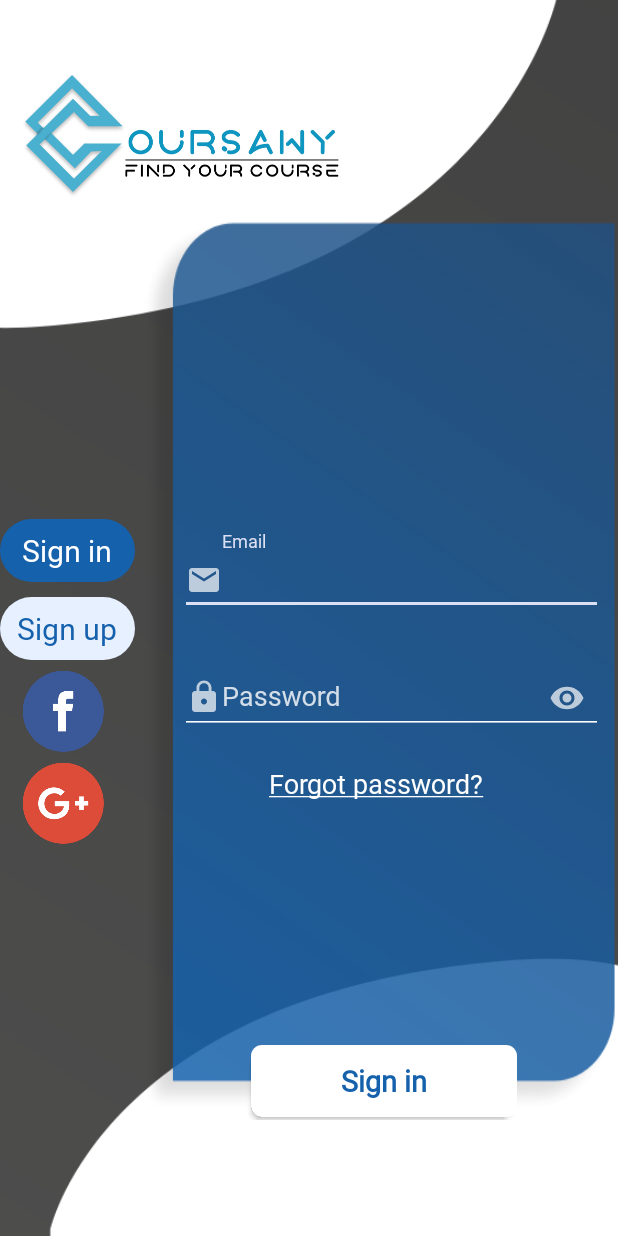
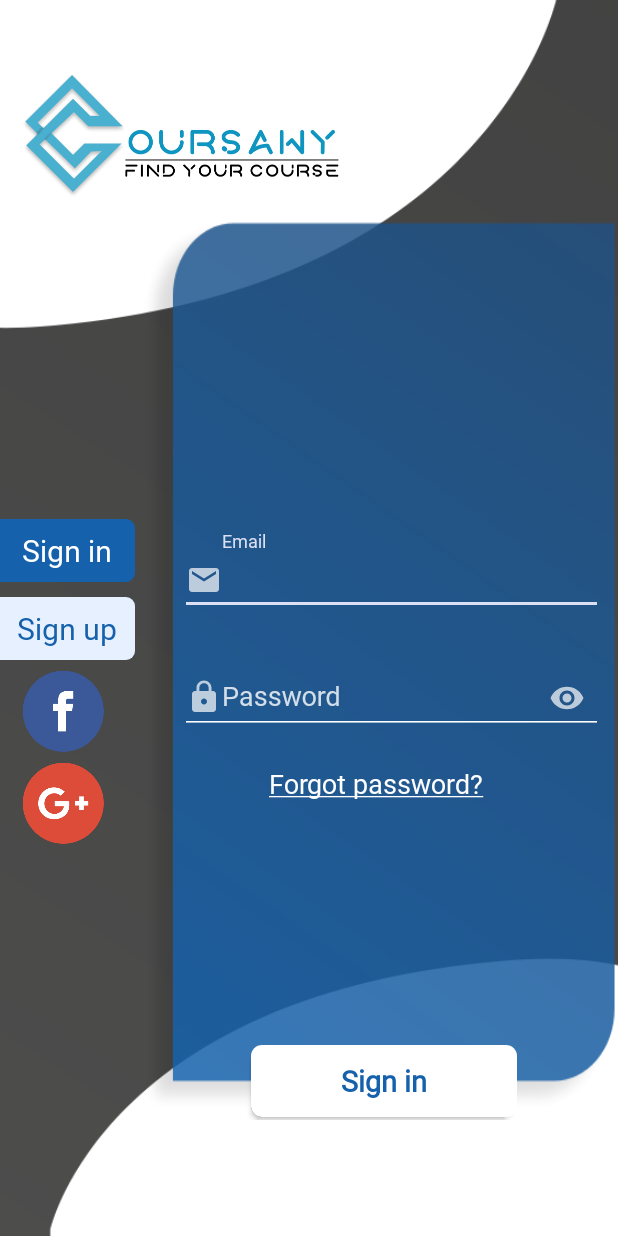
Before and after one commit to coursawy/coursawy, an Android app: the SignActivity screen opened directly, with no data from a screen before it, on a phone screen of 412 x 824 dp. Run offline under Robolectric (Android 15) with nearby library versions, the phone set to English and light mode, and no system bars; our stand-ins replace ButterKnife, Firebase (no records; nobody signed in at launch, a user with empty details on screens opened directly).

Commit message:
Mo'men Update

```diff
--- a/app/build.gradle
+++ b/app/build.gradle
@@ -1,5 +1,6 @@
 apply plugin: 'com.android.application'
 apply plugin: 'com.google.gms.google-services'
+//apply plugin: 'com.google.gms.google-services'
 
 android {
     compileSdkVersion 30
@@ -39,6 +40,7 @@ dependencies {
     implementation 'com.jakewharton:butterknife:10.2.3'
     implementation 'com.google.firebase:firebase-firestore:22.0.1'
     implementation files('libs/poi-3.12-android-a.jar')
+    implementation 'com.google.firebase:firebase-auth:20.0.1'
     annotationProcessor 'com.jakewharton:butterknife-compiler:10.2.3'
 
     implementation 'com.google.android.material:material:1.2.1'
@@ -54,7 +56,7 @@ dependencies {
     implementation 'de.hdodenhof:circleimageview:3.1.0'
     implementation 'com.squareup.picasso:picasso:2.71828'
 
-    implementation 'com.google.firebase:firebase-auth:20.0.1'
+//    implementation 'com.google.firebase:firebase-auth:20.0.1'
     implementation 'com.firebaseui:firebase-ui-database:6.2.1'
     implementation 'com.google.firebase:firebase-database:19.6.0'
     implementation 'com.google.firebase:firebase-storage:19.2.1'
--- /dev/null
+++ b/app/src/main/res/drawable-ldpi/sign_radio_bg.xml
@@ -0,0 +1,23 @@
+<?xml version="1.0" encoding="utf-8"?>
+<selector xmlns:android="http://schemas.android.com/apk/res/android">
+    <item android:state_pressed="true">
+        <shape android:shape="rectangle">
+            <solid android:color="@color/colorPrimary" />
+            <corners android:bottomRightRadius="6dp"
+                android:topRightRadius="6dp" />
+        </shape>
+    </item>
+    <item android:state_checked="true">
+        <shape android:shape="rectangle">
+            <solid android:color="@color/colorPrimary" />
+            <corners android:bottomRightRadius="6dp"
+                android:topRightRadius="6dp" />
+        </shape>
+    </item>
+    <item>
+        <shape android:shape="rectangle">
+            <solid android:color="#E7F0FF" />
+            <corners android:bottomRightRadius="6dp"
+                android:topRightRadius="6dp" />        </shape>
+    </item>
+</selector>
--- a/app/src/main/res/drawable/radio_bg.xml
+++ b/app/src/main/res/drawable/radio_bg.xml
@@ -2,14 +2,12 @@
 <selector xmlns:android="http://schemas.android.com/apk/res/android">
     <item android:state_pressed="true">
         <shape android:shape="rectangle">
-         30dp
             <solid android:color="@color/colorPrimary" />
             <corners android:radius="30dp" />
         </shape>
     </item>
     <item android:state_checked="true">
         <shape android:shape="rectangle">
-         30dp
             <solid android:color="@color/colorPrimary" />
             <corners android:radius="30dp" />
 
@@ -17,7 +15,6 @@
     </item>
     <item>
         <shape android:shape="rectangle">
-         30dp
             <solid android:color="#E7F0FF" />
             <corners android:radius="30dp" />
         </shape>
--- a/app/src/main/res/layout/activity_exam.xml
+++ b/app/src/main/res/layout/activity_exam.xml
@@ -67,7 +67,7 @@
             android:background="@drawable/button_offline"
             android:paddingTop="18dp"
             android:paddingBottom="18dp"
-            android:visibility="gone"
+            android:visibility="visible"
             android:text="@string/add_tests"
             android:textAllCaps="false"
             android:textSize="25sp"
--- a/app/src/main/res/layout/activity_sign.xml
+++ b/app/src/main/res/layout/activity_sign.xml
@@ -72,7 +72,7 @@
                         android:id="@+id/rb_sign_in"
                         android:layout_width="90sp"
                         android:layout_height="wrap_content"
-                        android:background="@drawable/radio_bg"
+                        android:background="@drawable/sign_radio_bg"
                         android:button="@android:color/transparent"
                         android:checked="true"
 
@@ -87,7 +87,7 @@
                         android:layout_width="90sp"
                         android:layout_height="wrap_content"
                         android:layout_marginTop="10dp"
-                        android:background="@drawable/radio_bg"
+                        android:background="@drawable/sign_radio_bg"
                         android:button="@android:color/transparent"
                         android:gravity="center"
                         android:padding="7dp"
--- a/build.gradle
+++ b/build.gradle
@@ -8,7 +8,8 @@ buildscript {
     }
     dependencies {
         classpath 'com.android.tools.build:gradle:4.1.1'
-        classpath 'com.google.gms:google-services:4.3.3'
+        classpath 'com.google.gms:google-services:4.3.4'
+//        classpath 'com.google.gms:google-services:4.3.4'
 
         // NOTE: Do not place your application dependencies here; they belong
         // in the individual module build.gradle files
```
Also changed, not shown: app/src/main/AndroidManifest.xml (+8 -8 lines), app/src/main/java/com/example/coursawy/ExamActivity.java (+42 -20 lines), app/src/main/java/com/example/coursawy/OfflineTests.java (+111 -6 lines), 383 other files.
